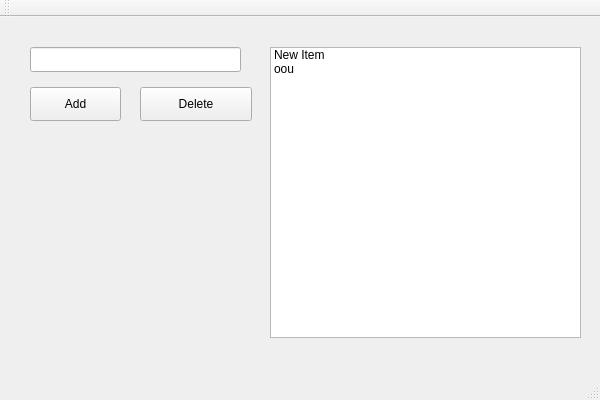
Old version of the form Sample/Sample/sample.ui in the repository aysedrl/CppConcepts.
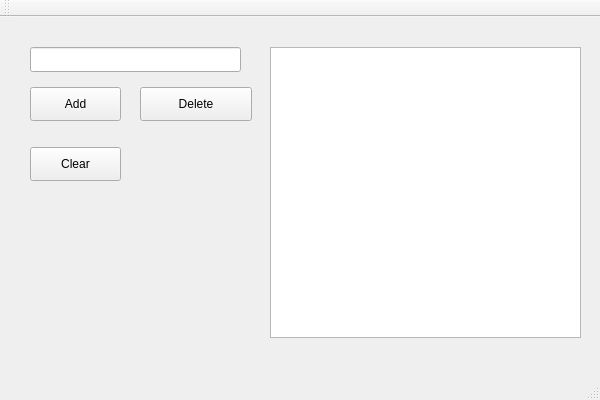
New version of the form.

Commit message: clear button added

What changed in the file:
```diff
--- a/Sample/Sample/sample.ui
+++ b/Sample/Sample/sample.ui
@@ -110,16 +110,6 @@
       </disabled>
      </palette>
     </property>
-    <item>
-     <property name="text">
-      <string>New Item</string>
-     </property>
-    </item>
-    <item>
-     <property name="text">
-      <string>oou</string>
-     </property>
-    </item>
    </widget>
    <widget class="QPushButton" name="deletePB">
     <property name="geometry">
@@ -134,6 +124,19 @@
      <string>Delete</string>
     </property>
    </widget>
+   <widget class="QPushButton" name="clearPB">
+    <property name="geometry">
+     <rect>
+      <x>30</x>
+      <y>130</y>
+      <width>91</width>
+      <height>34</height>
+     </rect>
+    </property>
+    <property name="text">
+     <string>Clear</string>
+    </property>
+   </widget>
   </widget>
   <widget class="QMenuBar" name="menuBar">
    <property name="geometry">
```
The commit also changes 2 other files.
